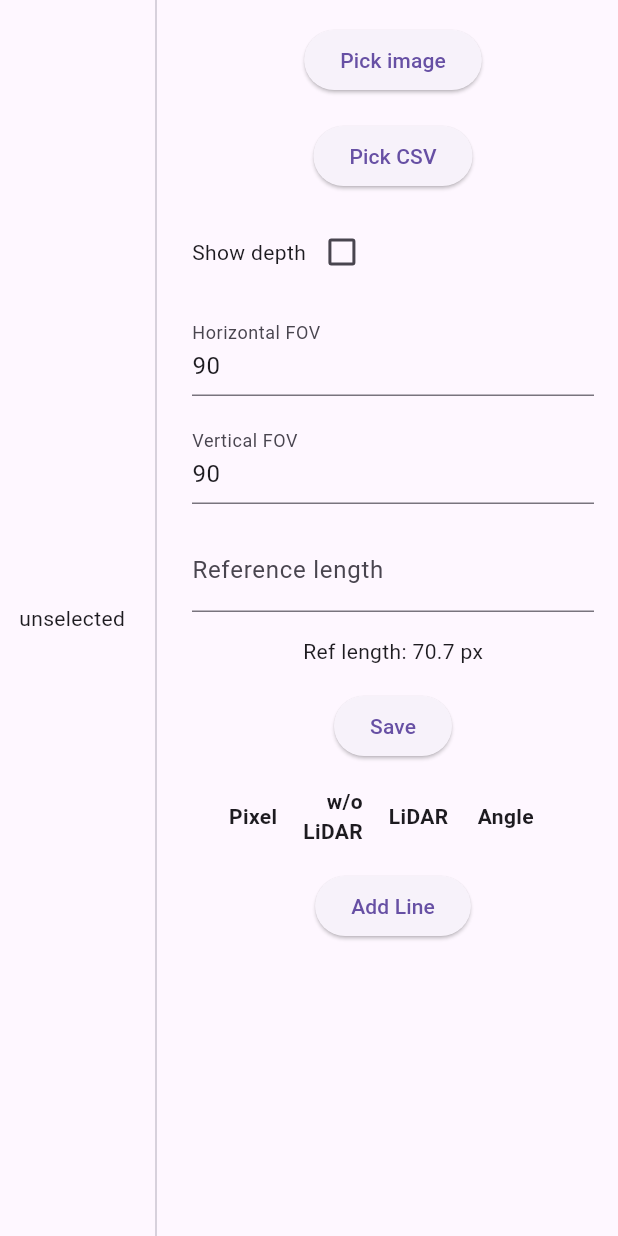
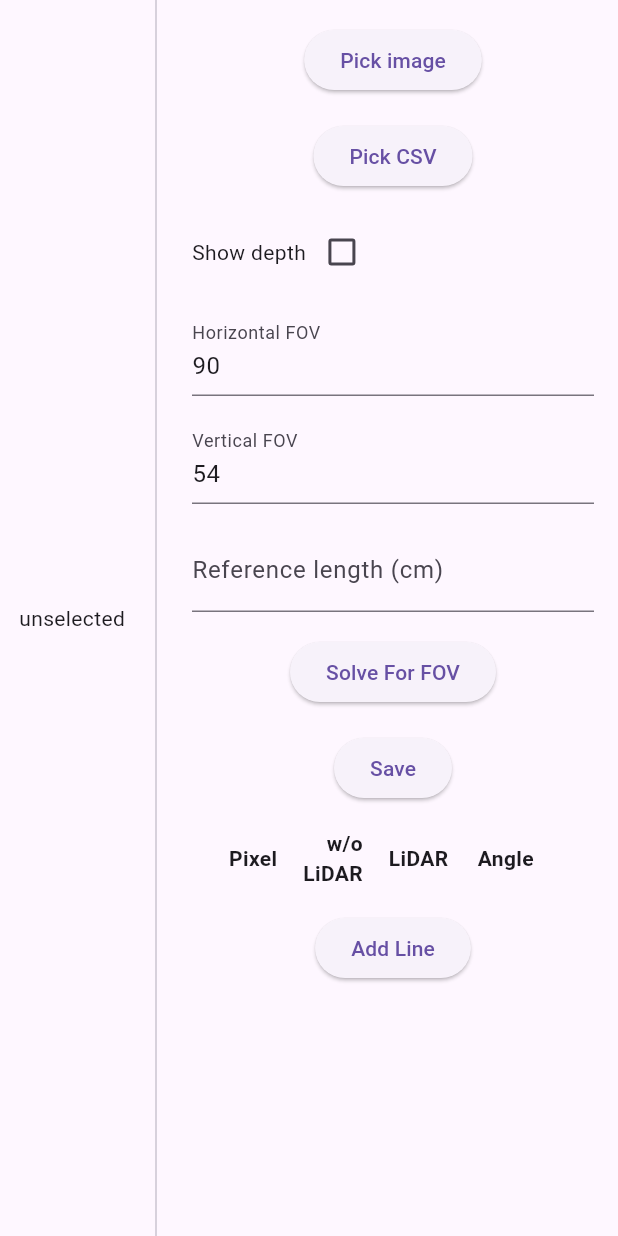
Before and after one commit to SoulCRYSIS/capstone, a Flutter app: the screen it shows after launch, on a phone screen of 412 x 824 dp. Run offline on Flutter 3.47's test engine with Material 3 defaults, Android fonts, the phone set to English and light mode, and no system bars; our stand-ins replace file_picker, stroke_text; missing offline and left inert: image_downloader_web, image_size_getter, widgets_to_image.

Commit message:
add fov solver

```diff
--- a/lib/import_image.dart
+++ b/lib/import_image.dart
@@ -26,8 +26,18 @@ class _ImportImageState extends State<ImportImage> {
   List<List<double>>? depthData;
   bool showDepth = false;
   double imageToDepthRatio = 1;
-  double hFov = 90;
-  double vFov = 90;
+
+  final hFovController = TextEditingController(text: "90");
+  final vFovController = TextEditingController(text: "54");
+
+  double get hFov => double.parse(hFovController.text);
+  double get vFov => double.parse(vFovController.text);
+
+  set hFov(double value) => hFovController.text = value.toStringAsFixed(2);
+  set vFov(double value) => vFovController.text = value.toStringAsFixed(2);
+
+  static const fovRatio = 5 / 3;
+
   double? width;
   double? height;
 
@@ -65,6 +75,13 @@ class _ImportImageState extends State<ImportImage> {
     );
   }
 
+  double angleWhenKnowDistance(Offset p1, Offset p2, double d) {
+    final p1Distance = distanceAtPoint(p1);
+    final p2Distance = distanceAtPoint(p2);
+    return acos((p1Distance * p1Distance + p2Distance * p2Distance - d * d) /
+        (2 * p1Distance * p2Distance));
+  }
+
   /// in meters
   double distanceLidar(Offset p1, Offset p2) {
     final angle = angleBetweenTwoPoints(p1, p2);
@@ -86,6 +103,35 @@ class _ImportImageState extends State<ImportImage> {
     return distancePixel(p1, p2) *
         refLength! /
         distancePixel(refPoint1, refPoint2);
+  }
+
+  Future<void> solveFov() async {
+    final realAngle = angleWhenKnowDistance(refPoint1, refPoint2, refLength!);
+    if (realAngle.isNaN) {
+      ScaffoldMessenger.of(context).showSnackBar(
+        SnackBar(
+          content: Text(
+              "Impossible Triangle (${distanceAtPoint(refPoint1)}, ${distanceAtPoint(refPoint2)}, $refLength)"),
+        ),
+      );
+      return;
+    }
+    final calculatedAngle = angleBetweenTwoPoints(
+      refPoint1,
+      refPoint2,
+    );
+    var error = (realAngle - calculatedAngle) * 180 / pi;
+
+    while (error.abs() > 0.01) {
+      await Future.delayed(const Duration(milliseconds: 50));
+      final calculatedAngle = angleBetweenTwoPoints(
+        refPoint1,
+        refPoint2,
+      );
+      error = (realAngle - calculatedAngle) * 180 / pi;
+      hFov += error;
+      vFov = hFov / fovRatio;
+    }
   }
 
   @override
@@ -148,7 +194,7 @@ class _ImportImageState extends State<ImportImage> {
                                 child: StrokeText(
                                   strokeWidth: 2,
                                   text:
-                                      '${distanceAtPoint(refPoint1).toStringAsFixed(3)} m',
+                                      '${(distanceAtPoint(refPoint1) * 100).toStringAsFixed(1)} cm',
                                 ),
                               ),
                             if (depthData != null)
@@ -158,7 +204,7 @@ class _ImportImageState extends State<ImportImage> {
                                 child: StrokeText(
                                   strokeWidth: 2,
                                   text:
-                                      '${distanceAtPoint(refPoint2).toStringAsFixed(3)} m',
+                                      '${(distanceAtPoint(refPoint2) * 100).toStringAsFixed(1)} cm',
                                 ),
                               ),
                             Positioned(
@@ -226,7 +272,7 @@ class _ImportImageState extends State<ImportImage> {
                                     text: depthData == null || width == null
                                         ? distance(refPoint1, refPoint2)
                                             .toStringAsFixed(1)
-                                        : '${distanceLidar(refPoint1, refPoint2).toStringAsFixed(3)} m (${(angleBetweenTwoPoints(refPoint1, refPoint2) * 180 / pi).toStringAsFixed(1)})',
+                                        : '${(distanceLidar(refPoint1, refPoint2) * 100).toStringAsFixed(1)} cm (${(angleBetweenTwoPoints(refPoint1, refPoint2) * 180 / pi).toStringAsFixed(1)}ํ)',
                                   ),
                                 ),
                               ),
@@ -239,7 +285,7 @@ class _ImportImageState extends State<ImportImage> {
                                   child: StrokeText(
                                     strokeWidth: 2,
                                     text:
-                                        '${distanceAtPoint(point[0]).toStringAsFixed(3)} m',
+                                        '${(distanceAtPoint(point[0]) * 100).toStringAsFixed(1)} cm',
                                   ),
                                 ),
                               if (depthData != null)
@@ -249,7 +295,7 @@ class _ImportImageState extends State<ImportImage> {
                                   child: StrokeText(
                                     strokeWidth: 2,
                                     text:
-                                        '${distanceAtPoint(point[1]).toStringAsFixed(3)} m',
+                                        '${(distanceAtPoint(point[1]) * 100).toStringAsFixed(1)} cm',
                                   ),
                                 ),
                               Positioned(
@@ -317,7 +363,7 @@ class _ImportImageState extends State<ImportImage> {
                                       text: depthData == null || width == null
                                           ? distance(point[0], point[1])
                                               .toStringAsFixed(1)
-                                          : '${distanceLidar(point[0], point[1]).toStringAsFixed(3)} m (${(angleBetweenTwoPoints(point[0], point[1]) * 180 / pi).toStringAsFixed(1)})',
+                                          : '${(distanceLidar(point[0], point[1]) * 100).toStringAsFixed(1)} cm (${(angleBetweenTwoPoints(point[0], point[1]) * 180 / pi).toStringAsFixed(1)}ํ)',
                                     ),
                                   ),
                                 ),
@@ -384,51 +430,43 @@ class _ImportImageState extends State<ImportImage> {
                 ),
                 verticalSpace,
                 TextFormField(
-                  initialValue: '90',
+                  controller: hFovController,
                   decoration: const InputDecoration(
                     labelText: 'Horizontal FOV',
                   ),
                   inputFormatters: [
                     FilteringTextInputFormatter.allow(RegExp(r"[0-9.]"))
                   ],
-                  onChanged: (value) {
-                    setState(() {
-                      hFov = double.tryParse(value) ?? 90;
-                    });
-                  },
                 ),
                 verticalSpace,
                 TextFormField(
-                  initialValue: '90',
+                  controller: vFovController,
                   decoration: const InputDecoration(
                     labelText: 'Vertical FOV',
                   ),
                   inputFormatters: [
                     FilteringTextInputFormatter.allow(RegExp(r"[0-9.]"))
                   ],
-                  onChanged: (value) {
-                    setState(() {
-                      vFov = double.tryParse(value) ?? 90;
-                    });
-                  },
                 ),
                 verticalSpace,
                 TextField(
                   decoration: const InputDecoration(
-                    labelText: 'Reference length',
+                    labelText: 'Reference length (cm)',
                   ),
                   inputFormatters: [
                     FilteringTextInputFormatter.allow(RegExp(r"[0-9.]"))
                   ],
                   onChanged: (value) {
-                    setState(() {
-                      refLength = double.tryParse(value);
-                    });
+                    if (double.tryParse(value) != null) {
+                      setState(() {
+                        refLength = double.tryParse(value)! / 100;
+                      });
+                    }
                   },
                 ),
                 verticalSpace,
-                Text(
-                    'Ref length: ${distancePixel(refPoint1, refPoint2).toStringAsFixed(1)} px'),
+                ElevatedButton(
+                    onPressed: solveFov, child: const Text("Solve For FOV")),
                 verticalSpace,
                 isSaving
                     ? const CircularProgressIndicator()
```
